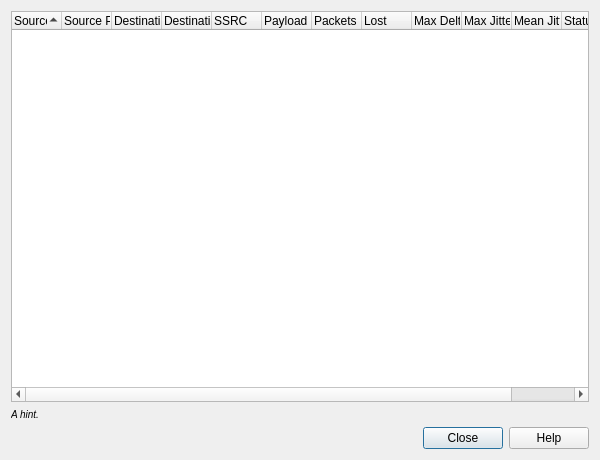
Before: the Qt Designer form ui/qt/rtp_stream_dialog.ui in deepin-community/wireshark, drawn with Qt 5.
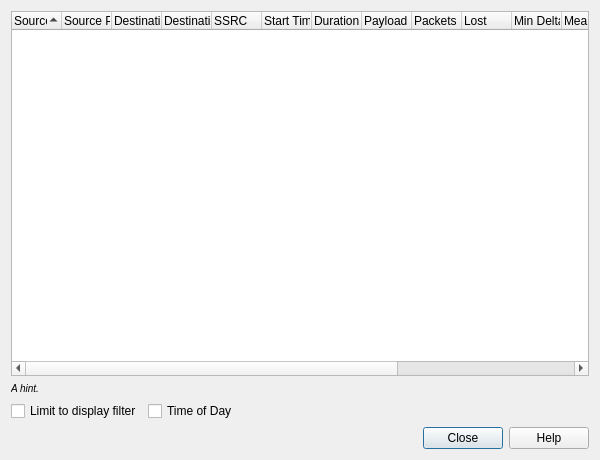
After: the same form once the commit is applied.

Patch:
```diff
--- a/ui/qt/rtp_stream_dialog.ui
+++ b/ui/qt/rtp_stream_dialog.ui
@@ -65,6 +65,16 @@
        <string>SSRC</string>
       </property>
      </column>
+     <column>
+      <property name="text">
+       <string>Start Time</string>
+      </property>
+     </column>
+     <column>
+      <property name="text">
+       <string>Duration</string>
+      </property>
+     </column>
      <column>
       <property name="text">
        <string>Payload</string>
@@ -80,6 +90,16 @@
        <string>Lost</string>
       </property>
      </column>
+     <column>
+      <property name="text">
+       <string>Min Delta (ms)</string>
+      </property>
+     </column>
+     <column>
+      <property name="text">
+       <string>Mean Delta (ms)</string>
+      </property>
+     </column>
      <column>
       <property name="text">
        <string>Max Delta (ms)</string>
@@ -87,7 +107,7 @@
      </column>
      <column>
       <property name="text">
-       <string>Max Jitter</string>
+       <string>Min Jitter</string>
       </property>
      </column>
      <column>
@@ -95,6 +115,11 @@
        <string>Mean Jitter</string>
       </property>
      </column>
+     <column>
+      <property name="text">
+       <string>Max Jitter</string>
+      </property>
+     </column>
      <column>
       <property name="text">
        <string>Status</string>
@@ -112,6 +137,40 @@
      </property>
     </widget>
    </item>
+   <item>
+    <layout class="QHBoxLayout" name="horizontalLayout">
+     <item>
+      <widget class="QCheckBox" name="displayFilterCheckBox">
+       <property name="toolTip">
+        <string>&lt;html&gt;&lt;head/&gt;&lt;body&gt;&lt;p&gt;Only show conversations matching the current display filter&lt;/p&gt;&lt;/body&gt;&lt;/html&gt;</string>
+       </property>
+       <property name="text">
+        <string>Limit to display filter</string>
+       </property>
+      </widget>
+     </item>
+     <item>
+      <widget class="QCheckBox" name="todCheckBox">
+       <property name="text">
+        <string>Time of Day</string>
+       </property>
+      </widget>
+     </item>
+     <item>
+      <spacer name="horizontalSpacer">
+       <property name="orientation">
+        <enum>Qt::Horizontal</enum>
+       </property>
+       <property name="sizeHint" stdset="0">
+        <size>
+         <width>40</width>
+         <height>20</height>
+        </size>
+       </property>
+      </spacer>
+     </item>
+    </layout>
+   </item>
    <item>
     <widget class="QDialogButtonBox" name="buttonBox">
      <property name="orientation">
```
Left out of the diff: 102 changed lines with no effect on the pictures.
